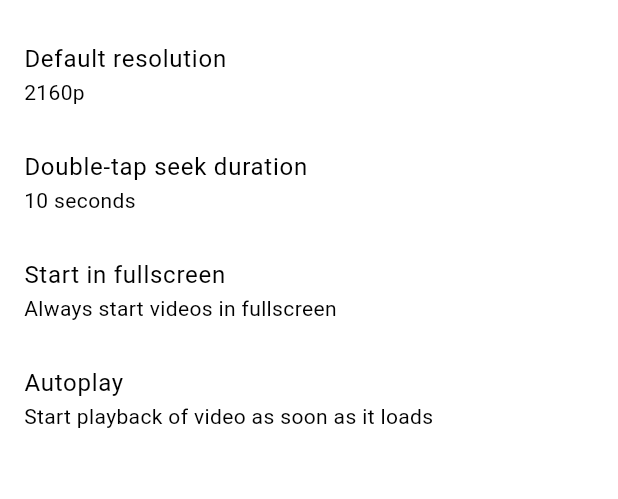
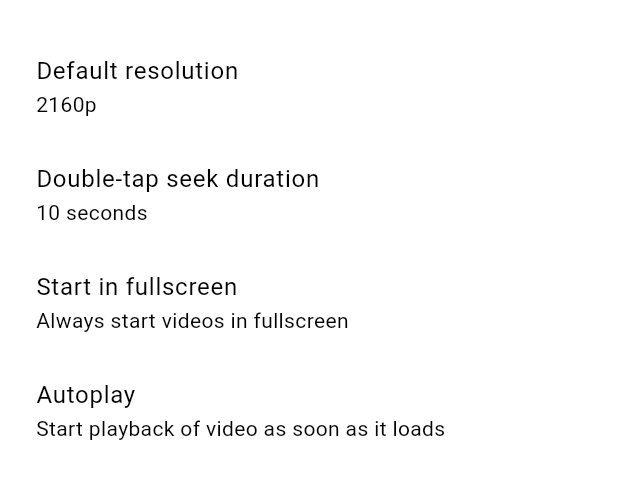
Before and after one commit to Hedon-haven/viewer, a Flutter app: the SettingsScreen screen opened directly, after a tap on "Video & Audio", on a phone screen of 412 x 824 dp, the part 63-562 px from its top. Run offline on Flutter 3.47's test engine with Material 3 defaults, Android fonts, the phone set to English and light mode, and no system bars; drawn by our look-alikes of dynamic_color; our stand-ins replace audio_video_progress_bar, connectivity_plus, fluttertoast, package_info_plus, shared_preferences, skeletonizer and 2 more; missing offline and left inert: auto_orientation, flutter_hls_parser, fvp, window_manager; accounts and stored records are empty; network calls fail.

Commit message:
Add consistent padding to all settings pages

```diff
--- a/lib/ui/screens/settings/settings_appearance.dart
+++ b/lib/ui/screens/settings/settings_appearance.dart
@@ -19,7 +19,9 @@ class _AppearanceScreenState extends State<AppearanceScreen> {
           title: const Text("Plugins"),
         ),
         body: SafeArea(
-            child: Column(
+            child: Padding(
+    padding: const EdgeInsets.all(8),
+    child: Column(
           children: <Widget>[
             ListTile(
                 title: const Text('Theme'),
@@ -45,6 +47,6 @@ class _AppearanceScreenState extends State<AppearanceScreen> {
                       });
                 })
           ],
-        )));
+        ))));
   }
 }
--- a/lib/ui/screens/settings/settings_homepage.dart
+++ b/lib/ui/screens/settings/settings_homepage.dart
@@ -19,6 +19,8 @@ class _HomepageScreenState extends State<HomepageScreen> {
           title: const Text("Homepage"),
         ),
         body: SafeArea(
+            child: Padding(
+                padding: const EdgeInsets.all(8),
                 child: Column(children: <Widget>[
                   OptionsSwitch(
                       title: "Enable Homepage",
@@ -27,6 +29,6 @@ class _HomepageScreenState extends State<HomepageScreen> {
                       onSelected: (value) {
                         sharedStorage.setBool("homepage_enabled", value);
                       })
-        ])));
+                ]))));
   }
 }
--- a/lib/ui/screens/settings/settings_main.dart
+++ b/lib/ui/screens/settings/settings_main.dart
@@ -24,7 +24,7 @@ class _SettingsScreenState extends State<SettingsScreen> {
         ),
         body: SafeArea(
           child: Padding(
-              padding: const EdgeInsets.all(8.0),
+              padding: const EdgeInsets.all(8),
               child: ListView(
                 children: <Widget>[
                   ListTile(
--- a/lib/ui/screens/settings/settings_plugins.dart
+++ b/lib/ui/screens/settings/settings_plugins.dart
@@ -20,7 +20,7 @@ class _PluginsScreenState extends State<PluginsScreen> {
         ),
         body: SafeArea(
             child: Padding(
-                padding: const EdgeInsets.all(16),
+                padding: const EdgeInsets.all(8),
                 child: ListView.builder(
                   itemCount: PluginManager.allPlugins.length,
                   itemBuilder: (context, index) {
--- a/lib/ui/screens/settings/settings_video_audio.dart
+++ b/lib/ui/screens/settings/settings_video_audio.dart
@@ -20,6 +20,8 @@ class _VideoAudioScreenState extends State<VideoAudioScreen> {
           title: const Text("Video & Audio"),
         ),
         body: SafeArea(
+            child: Padding(
+                padding: const EdgeInsets.all(8),
                 child: Column(
                   children: <Widget>[
                     ListTile(
@@ -47,16 +49,16 @@ class _VideoAudioScreenState extends State<VideoAudioScreen> {
                                     onSelected: (value) {
                                       sharedStorage.setInt(
                                           "preferred_video_quality",
-                                  int.parse(
-                                      value.substring(0, value.length - 1)));
+                                          int.parse(value.substring(
+                                              0, value.length - 1)));
                                       setState(() {}); // Update the widget
                                     });
                               });
                         }),
                     ListTile(
                         title: const Text("Double-tap seek duration"),
-                subtitle:
-                    Text("${sharedStorage.getInt("seek_duration")!} seconds"),
+                        subtitle: Text(
+                            "${sharedStorage.getInt("seek_duration")!} seconds"),
                         onTap: () {
                           showDialog(
                               context: context,
@@ -78,8 +80,8 @@ class _VideoAudioScreenState extends State<VideoAudioScreen> {
                                     onSelected: (value) {
                                       sharedStorage.setInt(
                                           "seek_duration",
-                                  int.parse(
-                                      value.substring(0, value.length - 8)));
+                                          int.parse(value.substring(
+                                              0, value.length - 8)));
                                       setState(() {});
                                     });
                               });
@@ -87,9 +89,10 @@ class _VideoAudioScreenState extends State<VideoAudioScreen> {
                     OptionsSwitch(
                         title: "Start in fullscreen",
                         subTitle: "Always start videos in fullscreen",
-                switchState: sharedStorage.getBool("start_in_fullscreen")!,
-                onSelected: (value) =>
-                    sharedStorage.setBool("start_in_fullscreen", value)),
+                        switchState:
+                            sharedStorage.getBool("start_in_fullscreen")!,
+                        onSelected: (value) => sharedStorage.setBool(
+                            "start_in_fullscreen", value)),
                     OptionsSwitch(
                         title: "Autoplay",
                         subTitle: "Start playback of video as soon as it loads",
@@ -97,6 +100,6 @@ class _VideoAudioScreenState extends State<VideoAudioScreen> {
                         onSelected: (value) =>
                             sharedStorage.setBool("auto_play", value))
                   ],
-        )));
+                ))));
   }
 }
```
Lines whose indentation alone changed are shown as unchanged.
